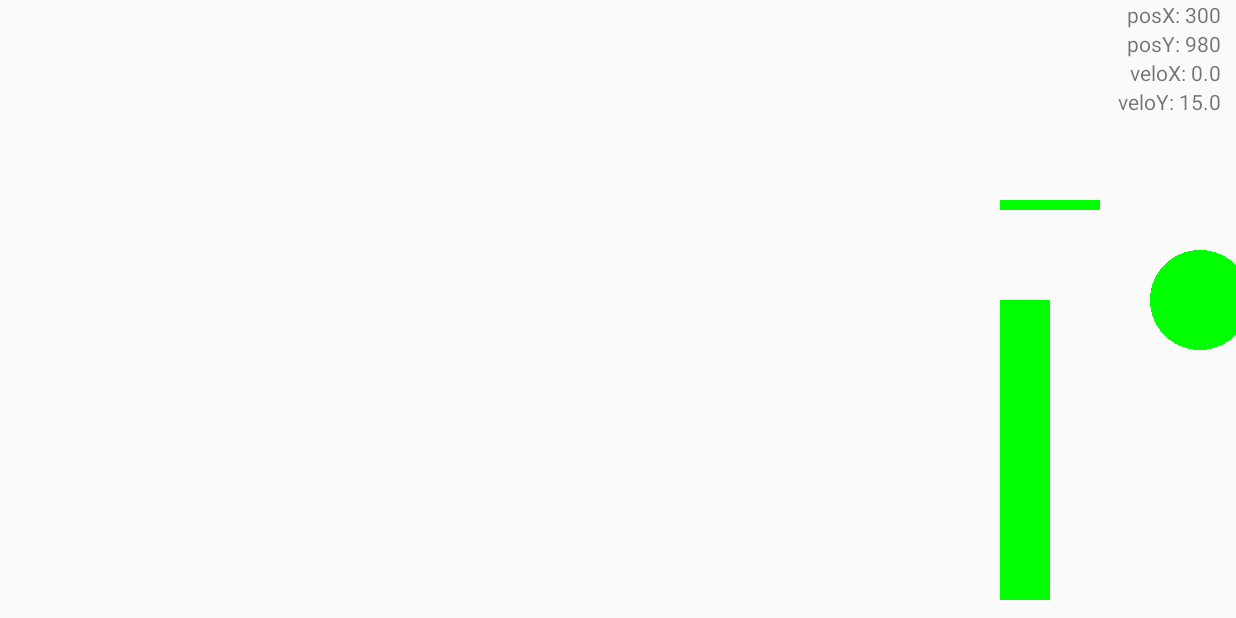
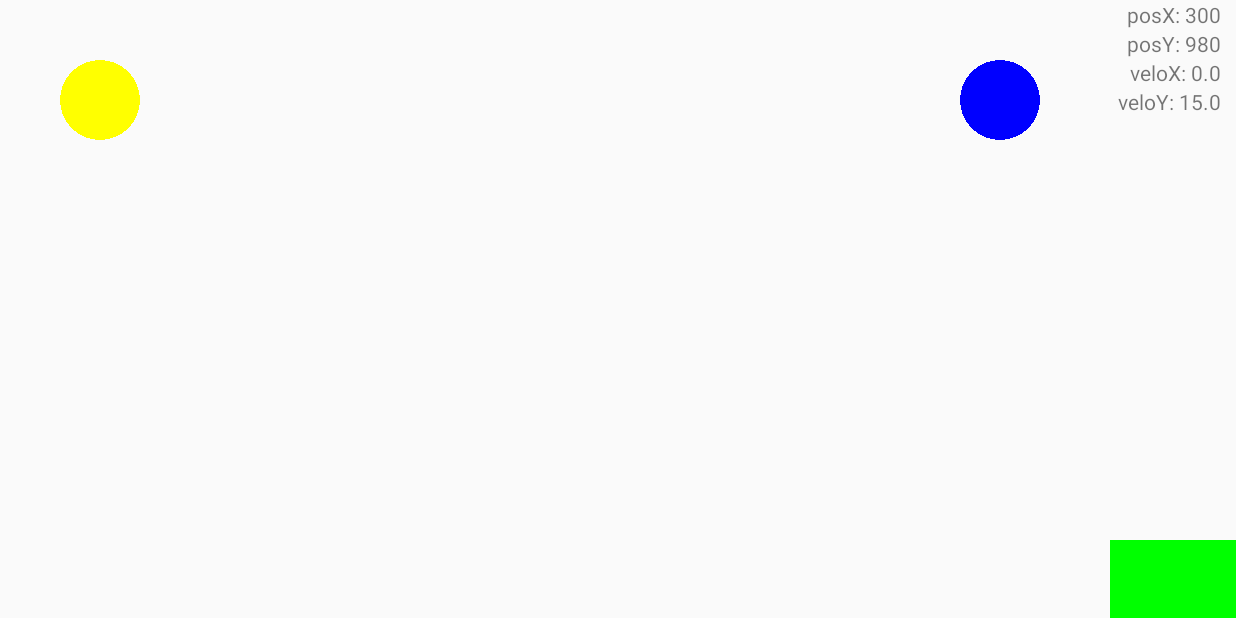
Before and after one commit to 007joshie/Anyfling, an Android app: the screen it shows after launch (GameActivity), after a tap on "Start", on a phone screen of 824 x 412 dp (held sideways). Run offline under Robolectric (Android 15) with nearby library versions, the phone set to English and light mode, and no system bars.

Commit message:
Update with level design in progress

```diff
--- a/app/src/main/java/com/example/assignmentseven/CircleObstacle.java
+++ b/app/src/main/java/com/example/assignmentseven/CircleObstacle.java
@@ -19,7 +19,7 @@ public class CircleObstacle extends Obstacle{
     }
 
 
-        @Override
+    @Override
     public void draw(Canvas canvas) {
         canvas.drawCircle(pos.x,pos.y,radius,paint);
     }
--- a/app/src/main/java/com/example/assignmentseven/GameActivity.java
+++ b/app/src/main/java/com/example/assignmentseven/GameActivity.java
@@ -37,10 +37,16 @@ public class GameActivity extends AppCompatActivity {
     Projectile ball = new Projectile(300,300,100);
     Projectile[] projectiles = {ball};
 
+
+
     //Holds all the levels
     Level[] levels;
     //current level number 0 1 or 2
-    int lvlNum =1;
+    int lvlNum = 0;
+
+    Portal p = new Portal(100,100,null,40);
+    Portal p1 = new Portal(1000,100,null,40);
+
 
     public class GraphicsView extends View{
         private GestureDetector gestureDetector;
@@ -145,6 +151,8 @@ public class GameActivity extends AppCompatActivity {
                             if (((Target) collision).health <= 0) {
                                 ((Target) collision).destroyed = true;
                             }
+                        } if (collision instanceof Portal){
+                            projectile.move(((Portal) collision).linked.pos.x,((Portal) collision).linked.pos.y);
                         }
 
                     }
@@ -163,6 +171,7 @@ public class GameActivity extends AppCompatActivity {
                         projectile.velocityX *= -projectile.bounce;
                     }
                 }
+                else {/*?*/}
 
                 postInvalidate(); // Tells our view to redraw itself, since our position changed.
             }
@@ -325,11 +334,15 @@ public class GameActivity extends AppCompatActivity {
 
         Toast.makeText(getApplicationContext(),"Version Number: " + version,Toast.LENGTH_SHORT).show();
         //Get all the levels from CSV files
+        p.setLinked(p1);
+
         try {
             loadLevels();
         } catch (IOException e) {
             e.printStackTrace();
         }
+        levels[0].addObject(p);
+        levels[0].addObject(p1);
         GraphicsView graphicsView = new GraphicsView(this);
         ConstraintLayout constraintLayout = (ConstraintLayout) findViewById(R.id.c1_game);
         constraintLayout.addView(graphicsView);
--- a/app/src/main/java/com/example/assignmentseven/Level.java
+++ b/app/src/main/java/com/example/assignmentseven/Level.java
@@ -77,4 +77,8 @@ public class Level {
         return null;
     }
 
+    public void addObject(Obstacle o){
+        obstacles.add(o);
+    }
+
 }
--- /dev/null
+++ b/app/src/main/java/com/example/assignmentseven/Portal.java
@@ -0,0 +1,40 @@
+package com.example.assignmentseven;
+
+import android.graphics.Color;
+import android.graphics.drawable.Drawable;
+
+public class Portal extends CircleObstacle {
+
+    //IMPORTANT -- Portals are 1 - way. Therefore there is an entry and exit portal and the projectile can not return back through the portal.
+    Portal linked;
+    Boolean out;
+
+    public Portal(int _x, int _y, Drawable _sprite, int _radius) {
+        super(_x, _y, _sprite, _radius);
+        paint.setColor(Color.YELLOW);
+        out = false;
+    }
+
+    public Portal getLinked(){
+        return linked;
+    }
+
+    public void setLinked(Portal p){
+        linked = p;
+        linked.paint.setColor(Color.BLUE);
+        linked.out = true;
+    }
+
+    @Override
+    public boolean collided(int x, int y, int rad) {
+        //MINOR change here, as ive made it you need to be quite inside the portal for it to proc
+        if (out) {
+            return false;
+        } else {
+            int dx = pos.x - x;
+            int dy = pos.y - y;
+            float distance = (float) Math.sqrt((dx * dx) + (dy * dy));
+            return distance < (radius/2) + rad;
+        }
+    }
+}
```
Also changed, not shown: app/src/main/res/raw/level1.csv (+4 -6 lines).
